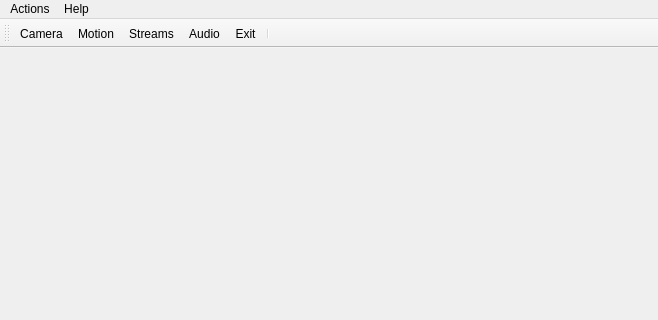
Qt form SyntroLCam/SyntroLCam.ui (robotage/SyntroApps) before a commit; both pictures show x 0 to 658 and y 0 to 320 of the 658 by 562 pixel window.
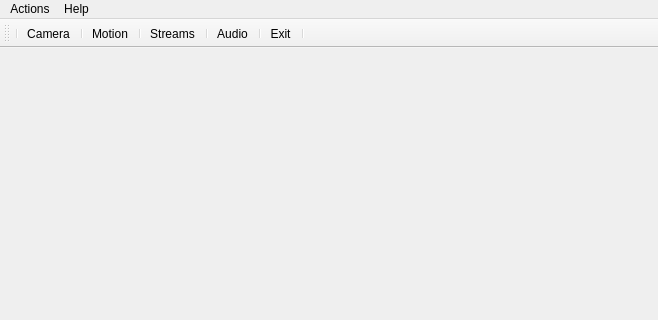
The same form after that commit.

```diff
--- a/SyntroLCam/SyntroLCam.ui
+++ b/SyntroLCam/SyntroLCam.ui
@@ -67,10 +67,15 @@
    <attribute name="toolBarBreak">
     <bool>false</bool>
    </attribute>
+   <addaction name="separator"/>
    <addaction name="actionConfigureCamera"/>
+   <addaction name="separator"/>
    <addaction name="actionConfigureMotion"/>
+   <addaction name="separator"/>
    <addaction name="actionConfigureStreams"/>
+   <addaction name="separator"/>
    <addaction name="actionConfigureAudio"/>
+   <addaction name="separator"/>
    <addaction name="actionExit"/>
    <addaction name="separator"/>
   </widget>
```
